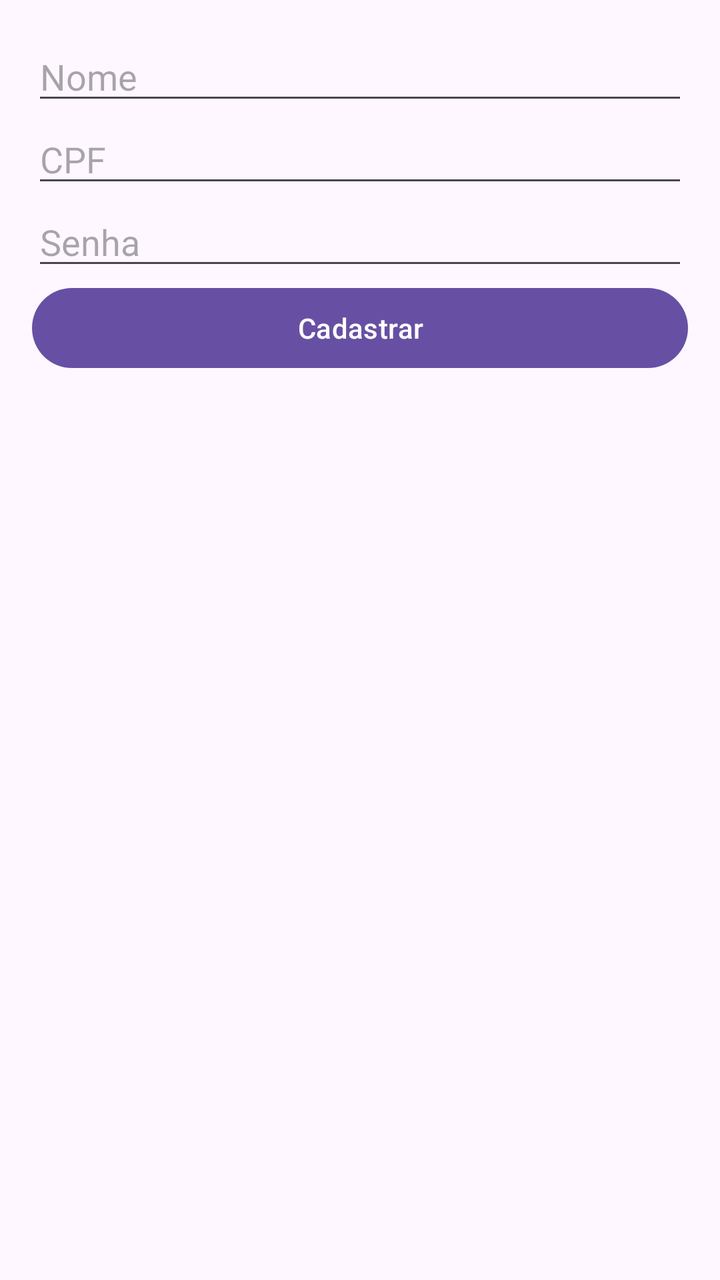
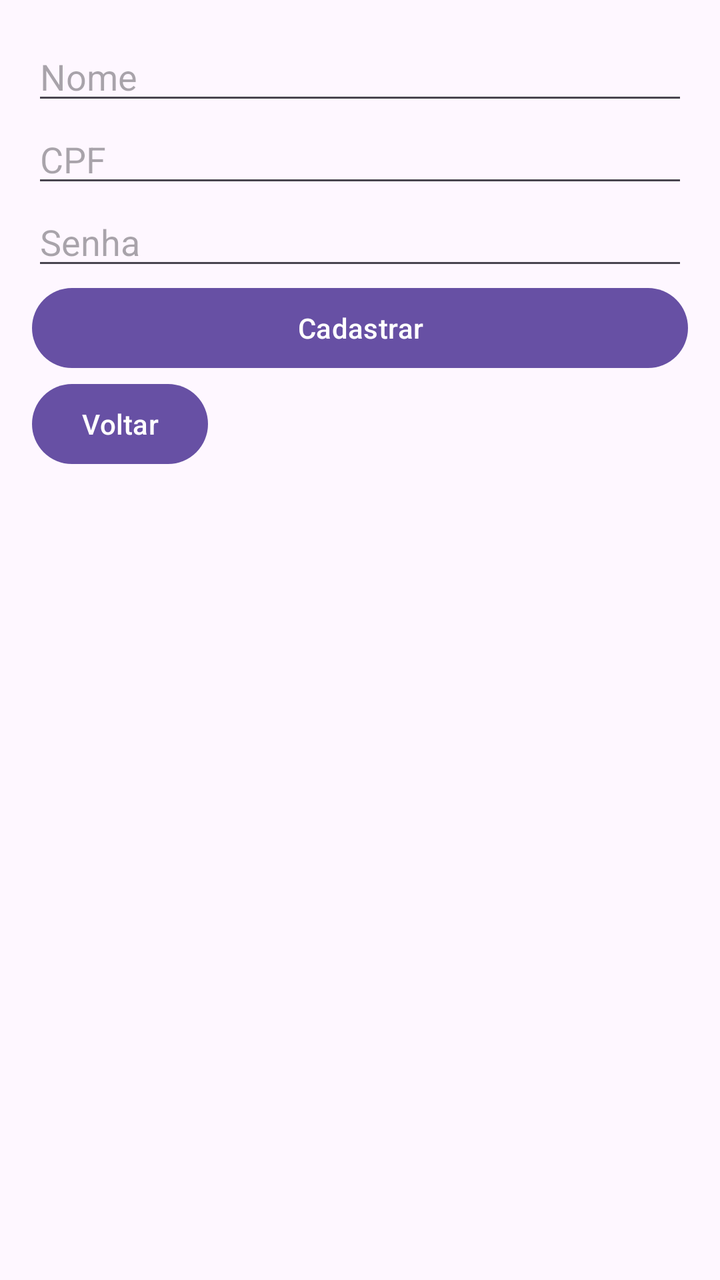

An Android layout rendered at two revisions. The XML below is the earlier revision; the diff shows what the commit changed to produce the second picture.
<!-- AndroidManifest.xml: application theme Theme.CalcGov -->
<!-- res/layout/activity_signup.xml -->
<LinearLayout xmlns:android="http://schemas.android.com/apk/res/android"
    xmlns:tools="http://schemas.android.com/tools"
    android:layout_width="match_parent"
    android:layout_height="match_parent"
    android:orientation="vertical"
    android:padding="16dp"
    tools:context=".SignupActivity">

    <EditText
        android:id="@+id/editTextName"
        android:layout_width="match_parent"
        android:layout_height="wrap_content"
        android:hint="Nome"/>

    <EditText
        android:id="@+id/editTextCPF"
        android:layout_width="match_parent"
        android:layout_height="wrap_content"
        android:hint="CPF"
        android:inputType="number"/>

    <EditText
        android:id="@+id/editTextPassword"
        android:layout_width="match_parent"
        android:layout_height="wrap_content"
        android:hint="Senha"
        android:inputType="textPassword"/>

    <Button
        android:id="@+id/buttonSignup"
        android:layout_width="match_parent"
        android:layout_height="wrap_content"
        android:text="Cadastrar"/>

</LinearLayout>
<!-- resources referenced by this layout -->
<resources>
  <style name="Theme.CalcGov" parent="Base.Theme.CalcGov" />
  <style name="Base.Theme.CalcGov" parent="Theme.Material3.DayNight.NoActionBar">
          
          
      </style>
</resources>

<!-- the commit's change to res/layout/activity_signup.xml (unified diff, before → after) -->
@@ -17,7 +17,8 @@
         android:layout_width="match_parent"
         android:layout_height="wrap_content"
         android:hint="CPF"
-        android:inputType="number"/>
+        android:inputType="number"
+        android:maxLength="11" />
 
     <EditText
         android:id="@+id/editTextPassword"
@@ -32,4 +33,10 @@
         android:layout_height="wrap_content"
         android:text="Cadastrar"/>
 
+    <Button
+        android:id="@+id/VoltarSingUp"
+        android:layout_width="wrap_content"
+        android:layout_height="wrap_content"
+        android:text="Voltar" />
+
 </LinearLayout>
